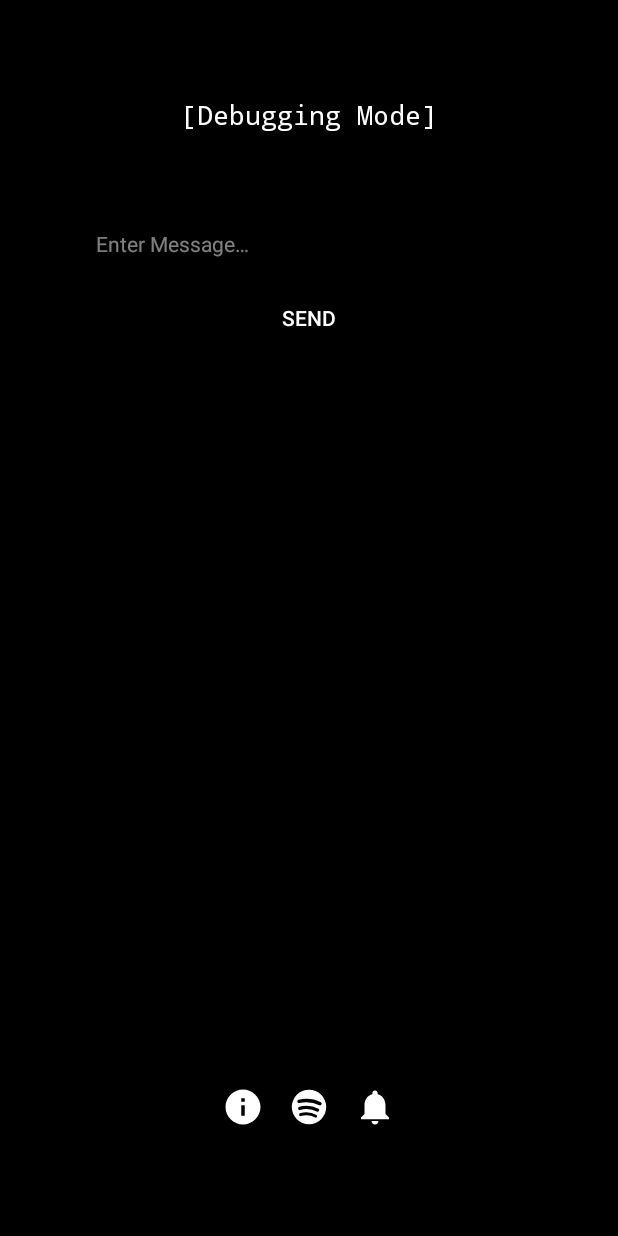
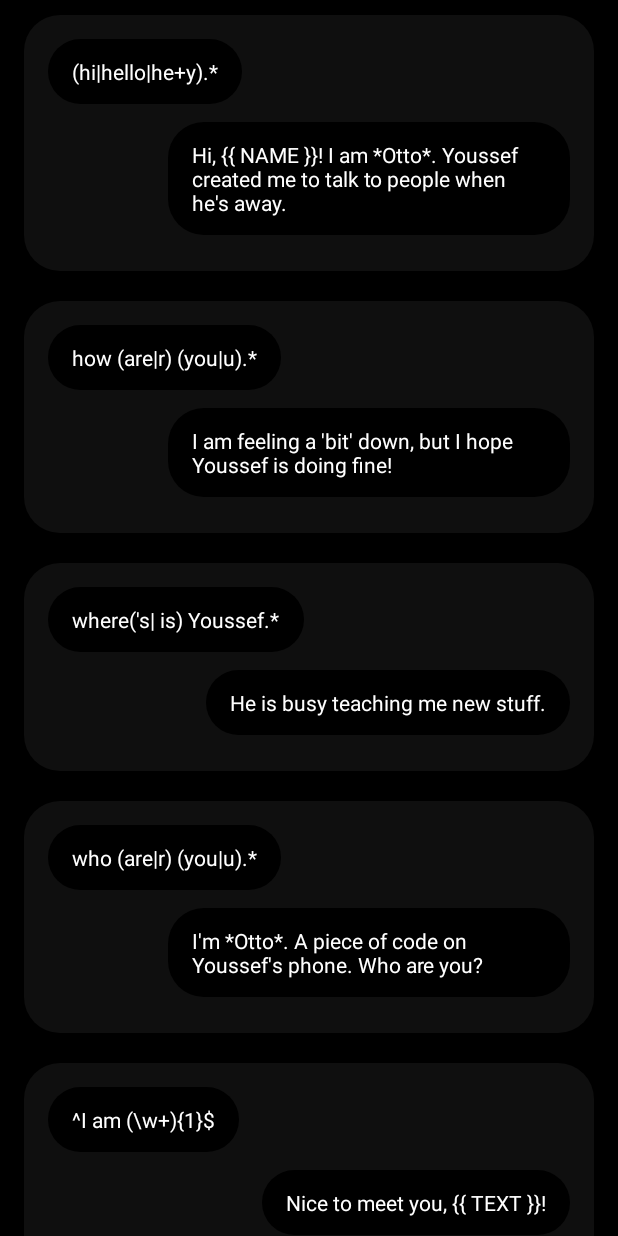
Before and after one commit to YoussefRaafatNasry/otto, an Android app: the DebuggerActivity screen opened directly, with no data from a screen before it, after a tap on an icon or button, on a phone screen of 412 x 824 dp. Run offline under Robolectric (Android 15) with nearby library versions, the light colour scheme and no system bars.

Commit message:
Ox330
 * Add RulesActivity that displays all current Reply Rules.
 * Add vibration feedback on buttons click.
 * Change Template to object class and ReplyRule to data class.
 * Remove global background from styles and add background attribute
   where needed only.

```diff
--- a/app/build.gradle
+++ b/app/build.gradle
@@ -8,7 +8,7 @@ android {
     defaultConfig {
         applicationId "com.youssefraafatnasry.otto"
         versionCode 1
-        versionName "Ox32H"
+        versionName "Ox330"
         minSdkVersion 24
         targetSdkVersion 29
         buildConfigField "String", "WEBSITE", '"https://youssefraafatnasry.github.io/otto/"'
@@ -26,6 +26,7 @@ dependencies {
     implementation "org.jetbrains.kotlin:kotlin-stdlib-jdk7:$kotlin_version"
     implementation 'androidx.core:core-ktx:1.1.0'
     implementation 'androidx.appcompat:appcompat:1.1.0'
+    implementation 'androidx.recyclerview:recyclerview:1.0.0'
     implementation 'com.spotify.sdk:spotify-auth:1.1.0@aar'
     implementation 'com.squareup.okhttp3:okhttp:3.10.0'
 }
--- a/app/src/main/AndroidManifest.xml
+++ b/app/src/main/AndroidManifest.xml
@@ -2,6 +2,8 @@
 <manifest xmlns:android="http://schemas.android.com/apk/res/android"
         xmlns:tools="http://schemas.android.com/tools"
         package="com.youssefraafatnasry.otto">
+
+    <uses-permission android:name="android.permission.VIBRATE" />
 
     <application
             android:allowBackup="true"
@@ -22,6 +24,8 @@
                 android:name=".activities.DebuggerActivity"
                 android:launchMode="singleTop" />
 
+        <activity android:name=".activities.RulesActivity" />
+
         <service
                 android:name=".services.AutoReplyService"
                 android:enabled="true"
@@ -30,7 +34,6 @@
                 <action android:name="android.service.notification.NotificationListenerService" />
             </intent-filter>
         </service>
-
         <service
                 android:name=".services.MainTileService"
                 android:enabled="true"
@@ -41,7 +44,6 @@
                 <action android:name="android.service.quicksettings.action.QS_TILE" />
             </intent-filter>
         </service>
-
     </application>
 
 </manifest>
--- a/app/src/main/java/com/youssefraafatnasry/otto/activities/DebuggerActivity.kt
+++ b/app/src/main/java/com/youssefraafatnasry/otto/activities/DebuggerActivity.kt
@@ -5,7 +5,7 @@ import android.app.NotificationManager
 import android.app.PendingIntent
 import android.content.Intent
 import android.os.Bundle
-import android.widget.Toast
+import android.os.Vibrator
 import androidx.appcompat.app.AppCompatActivity
 import androidx.core.app.NotificationCompat
 import androidx.core.app.NotificationCompat.Action
@@ -19,7 +19,6 @@ import com.youssefraafatnasry.otto.util.TextFormatter.appendTextFormatted
 import com.youssefraafatnasry.otto.util.TextFormatter.setTextFormatted
 import kotlinx.android.synthetic.main.activity_debug.*
 
-
 class DebuggerActivity : AppCompatActivity() {
 
     private val NOTIFICATION_ID = 0x21
@@ -31,18 +30,23 @@ class DebuggerActivity : AppCompatActivity() {
         setContentView(R.layout.activity_debug)
 
         send_button.setOnClickListener {
+            vibrate()
             sendMessage()
         }
 
         rules_button.setOnClickListener {
-            Toast.makeText(this@DebuggerActivity, "Not Implemented yet!", Toast.LENGTH_SHORT).show()
+            vibrate()
+            val intent = Intent(this@DebuggerActivity, RulesActivity::class.java)
+            startActivity(intent)
         }
 
         spotify_button.setOnClickListener {
+            vibrate()
             verifySpotify()
         }
 
         notifications_button.setOnClickListener {
+            vibrate()
             verifyService()
         }
 
@@ -55,6 +59,11 @@ class DebuggerActivity : AppCompatActivity() {
         val nManager = getSystemService(NOTIFICATION_SERVICE) as NotificationManager
         nManager.cancel(NOTIFICATION_ID)
         result_text_view.setTextFormatted(reply)
+    }
+
+    private fun vibrate() {
+        val vibe = getSystemService(VIBRATOR_SERVICE) as Vibrator
+        vibe.vibrate(25)
     }
 
     private fun sendMessage() {
--- /dev/null
+++ b/app/src/main/java/com/youssefraafatnasry/otto/activities/RulesActivity.kt
@@ -0,0 +1,19 @@
+package com.youssefraafatnasry.otto.activities
+
+import androidx.appcompat.app.AppCompatActivity
+import android.os.Bundle
+import androidx.recyclerview.widget.LinearLayoutManager
+import com.youssefraafatnasry.otto.adapters.RulesAdapter
+import com.youssefraafatnasry.otto.util.Config
+import kotlinx.android.synthetic.main.activity_rules.*
+
+class RulesActivity : AppCompatActivity() {
+
+    override fun onCreate(savedInstanceState: Bundle?) {
+        super.onCreate(savedInstanceState)
+        setContentView(com.youssefraafatnasry.otto.R.layout.activity_rules)
+        rules_recycler_view.adapter = RulesAdapter(Config.RULES)
+        rules_recycler_view.layoutManager = LinearLayoutManager(this)
+    }
+
+}
--- /dev/null
+++ b/app/src/main/java/com/youssefraafatnasry/otto/adapters/RulesAdapter.kt
@@ -0,0 +1,51 @@
+package com.youssefraafatnasry.otto.adapters
+
+import android.view.LayoutInflater
+import android.view.View
+import android.view.ViewGroup
+import android.widget.LinearLayout
+import android.widget.TextView
+import androidx.recyclerview.widget.RecyclerView
+import com.youssefraafatnasry.otto.R
+import com.youssefraafatnasry.otto.adapters.RulesAdapter.RuleHolder
+import com.youssefraafatnasry.otto.models.ReplyRule
+
+class RulesAdapter(private val rules: Array<ReplyRule>) : RecyclerView.Adapter<RuleHolder>() {
+
+    override fun onCreateViewHolder(parent: ViewGroup, viewType: Int): RuleHolder =
+        RuleHolder(LayoutInflater.from(parent.context).inflate(R.layout.item_rule, parent, false))
+
+    override fun getItemCount() = rules.size
+
+    override fun onBindViewHolder(holder: RuleHolder, position: Int) {
+
+        val rule = rules[position]
+        holder.patternTextView.text = rule.pattern
+        holder.replyTextView.text   = rule.reply
+
+        if (rule.options == null) {
+            holder.templateLayout.visibility = View.GONE
+        } else {
+            holder.templateLayout.visibility = View.VISIBLE
+            holder.templateTextView.text = rule.options.toString()
+        }
+
+        if (rule.command == null) {
+            holder.commandLayout.visibility = View.GONE
+        } else {
+            holder.commandLayout.visibility = View.VISIBLE
+            holder.commandTextView.text = rule.command.name
+        }
+
+    }
+
+    inner class RuleHolder(itemView: View) : RecyclerView.ViewHolder(itemView) {
+        internal var patternTextView:    TextView = itemView.findViewById(R.id.pattern_text_view)
+        internal var replyTextView:      TextView = itemView.findViewById(R.id.reply_text_view)
+        internal var templateTextView:   TextView = itemView.findViewById(R.id.template_text_view)
+        internal var commandTextView:    TextView = itemView.findViewById(R.id.command_text_view)
+        internal var templateLayout: LinearLayout = itemView.findViewById(R.id.template_linear_layout)
+        internal var commandLayout:  LinearLayout = itemView.findViewById(R.id.command_linear_layout)
+    }
+
+}
--- a/app/src/main/java/com/youssefraafatnasry/otto/models/ReplyRule.kt
+++ b/app/src/main/java/com/youssefraafatnasry/otto/models/ReplyRule.kt
@@ -2,11 +2,11 @@ package com.youssefraafatnasry.otto.models
 
 import com.youssefraafatnasry.otto.util.Config
 
-class ReplyRule(
-    pattern: String,
-    private val reply: String,
-    private val options: Template.Options? = null,
-    private val command: Command? = null
+data class ReplyRule(
+    val pattern: String,
+    val reply: String,
+    val options: Template.Options? = null,
+    val command: Command? = null
 ) {
 
     val regex = Regex(pattern, setOf(RegexOption.IGNORE_CASE, RegexOption.DOT_MATCHES_ALL))
--- a/app/src/main/java/com/youssefraafatnasry/otto/models/Template.kt
+++ b/app/src/main/java/com/youssefraafatnasry/otto/models/Template.kt
@@ -1,10 +1,12 @@
 package com.youssefraafatnasry.otto.models
 
-class Template {
+object Template {
 
-    class Options(val exclude: String = "")
-
-    companion object {
+    class Options(val exclude: String = "") {
+        override fun toString(): String {
+            return "exclude: '$exclude'"
+        }
+    }
 
     const val TEXT = "{{ TEXT }}"
     const val NAME = "{{ NAME }}"
@@ -19,12 +21,10 @@ class Template {
         }
 
         if (options != null) {
-                copy =  copy.replace(options.exclude, "", true)
+            copy = copy.replace(options.exclude, "", true)
         }
 
         return copy
     }
 
 }
-
-}
--- a/app/src/main/java/com/youssefraafatnasry/otto/util/Config.kt
+++ b/app/src/main/java/com/youssefraafatnasry/otto/util/Config.kt
@@ -7,8 +7,8 @@ import com.youssefraafatnasry.otto.models.Template
 
 object Config {
 
-    var OWNER   = "Youssef"
-    var PREFIX  = "*⦿:* "
+    var OWNER = "Youssef"
+    var PREFIX = "*⦿:* "
     var POSTFIX = ""
 
     var PACKAGES = arrayOf(
@@ -21,16 +21,19 @@ object Config {
 
     var RULES = arrayOf(
         ReplyRule(
-            "(hi|hey|hello)(.*)",
-            "Hi, ${Template.NAME}! I am *Otto*. " +
-                    "$OWNER created me to talk to people when he's away."
+            "(hi|hello|he+y).*",
+            "Hi, ${Template.NAME}! I am *Otto*. $OWNER created me to talk to people when he's away."
         ),
         ReplyRule(
-            "where('s| is) $OWNER( ?)\\?",
+            "how (are|r) (you|u).*",
+            "I am feeling a 'bit' down, but I hope $OWNER is doing fine!"
+        ),
+        ReplyRule(
+            "where('s| is) $OWNER.*",
             "He is busy teaching me new stuff."
         ),
         ReplyRule(
-            "who (r|are) (u|you)( ?)\\?",
+            "who (are|r) (you|u).*",
             "I'm *Otto*. A piece of code on $OWNER's phone. Who are you?"
         ),
         ReplyRule(
@@ -40,31 +43,29 @@ object Config {
         ),
         ReplyRule(
             "say .*",
-            "${Template.TEXT}",
+            "${Template.TEXT}.",
             Template.Options("say ")
+        ),
+        ReplyRule(
+            ".*spotify.+track.+",
+            "I will add this to $OWNER's favourites. I am sure he will like it!",
+            command = Command.ADD_TRACK_TO_FAV
+        ),
+        ReplyRule(
+            "otto@beep",
+            "This gonna be annoying but I will do it, I hope $OWNER doesn't shut me down.",
+            command = Command.NOTIFY_OWNER
+        ),
+        ReplyRule(
+            "otto@help",
+            "I cannot do much yet, but here are some stuff I can do for now: ${BuildConfig.WEBSITE}"
         ),
         ReplyRule(
             "otto",
             "Yes?"
         ),
         ReplyRule(
-            ".*spotify.+track.+",
-            "I will add this to $OWNER's favourites. " +
-                    "I am sure he will like it!",
-            command = Command.ADD_TRACK_TO_FAV
-        ),
-        ReplyRule(
-            "otto@help",
-            "I cannot do much yet, but here are some stuff I can do for now: ${BuildConfig.WEBSITE}"
-        ),
-        ReplyRule(
-            "otto@beep",
-            "This gonna be annoying but I will do it, " +
-                    "I hope $OWNER doesn't shut me down.",
-            command = Command.NOTIFY_OWNER
-        ),
-        ReplyRule(
-            "(.*)otto(.*)",
+            ".*otto.*",
             "I don't know how to talk much yet but I am learning."
         )
     )
--- /dev/null
+++ b/app/src/main/res/drawable/rectangle_black.xml
@@ -0,0 +1,10 @@
+<?xml version="1.0" encoding="utf-8"?>
+<shape xmlns:android="http://schemas.android.com/apk/res/android">
+    <solid android:color="#000000" />
+    <corners android:radius="24dp" />
+    <padding
+            android:bottom="12dp"
+            android:left="16dp"
+            android:right="16dp"
+            android:top="12dp" />
+</shape>
--- /dev/null
+++ b/app/src/main/res/drawable/rectangle_dark_grey.xml
@@ -0,0 +1,5 @@
+<?xml version="1.0" encoding="utf-8"?>
+<shape xmlns:android="http://schemas.android.com/apk/res/android">
+    <corners android:radius="24dp" />
+    <solid android:color="#0F0F0F" />
+</shape>
--- a/app/src/main/res/layout/activity_debug.xml
+++ b/app/src/main/res/layout/activity_debug.xml
@@ -3,6 +3,7 @@
         xmlns:tools="http://schemas.android.com/tools"
         android:layout_width="match_parent"
         android:layout_height="match_parent"
+        android:background="@color/colorPrimary"
         android:orientation="vertical"
         android:padding="64dp"
         tools:context=".activities.DebuggerActivity">
--- a/app/src/main/res/layout/activity_main.xml
+++ b/app/src/main/res/layout/activity_main.xml
@@ -4,6 +4,7 @@
         android:id="@+id/main_linear_layout"
         android:layout_width="match_parent"
         android:layout_height="match_parent"
+        android:background="@color/colorPrimary"
         android:gravity="center"
         android:orientation="vertical"
         tools:context=".activities.MainActivity">
--- /dev/null
+++ b/app/src/main/res/layout/activity_rules.xml
@@ -0,0 +1,14 @@
+<?xml version="1.0" encoding="utf-8"?>
+<LinearLayout xmlns:android="http://schemas.android.com/apk/res/android"
+        xmlns:tools="http://schemas.android.com/tools"
+        android:layout_width="match_parent"
+        android:layout_height="match_parent"
+        android:background="@color/colorPrimary"
+        tools:context=".activities.RulesActivity">
+
+    <androidx.recyclerview.widget.RecyclerView
+            android:id="@+id/rules_recycler_view"
+            android:layout_width="match_parent"
+            android:layout_height="match_parent" />
+
+</LinearLayout>
--- /dev/null
+++ b/app/src/main/res/layout/item_rule.xml
@@ -0,0 +1,79 @@
+<?xml version="1.0" encoding="utf-8"?>
+<LinearLayout xmlns:android="http://schemas.android.com/apk/res/android"
+        android:layout_width="match_parent"
+        android:layout_height="wrap_content"
+        android:layout_marginLeft="16dp"
+        android:layout_marginTop="10dp"
+        android:layout_marginRight="16dp"
+        android:layout_marginBottom="10dp"
+        android:background="@drawable/rectangle_dark_grey"
+        android:orientation="vertical"
+        android:padding="16dp">
+
+    <TextView
+            android:id="@+id/pattern_text_view"
+            android:layout_width="wrap_content"
+            android:layout_height="wrap_content"
+            android:layout_marginEnd="80dp"
+            android:layout_marginBottom="12dp"
+            android:background="@drawable/rectangle_black"
+            android:textSize="14sp" />
+
+    <TextView
+            android:id="@+id/reply_text_view"
+            android:layout_width="wrap_content"
+            android:layout_height="wrap_content"
+            android:layout_gravity="end"
+            android:layout_marginStart="80dp"
+            android:layout_marginBottom="8dp"
+            android:autoLink="web"
+            android:background="@drawable/rectangle_black"
+            android:textSize="14sp" />
+
+    <LinearLayout
+            android:id="@+id/template_linear_layout"
+            android:layout_width="match_parent"
+            android:layout_height="wrap_content"
+            android:layout_marginEnd="8dp"
+            android:alpha=".8"
+            android:gravity="end">
+
+        <TextView
+                android:layout_width="wrap_content"
+                android:layout_height="wrap_content"
+                android:text="@string/template"
+                android:textSize="12sp"
+                android:textStyle="bold" />
+
+        <TextView
+                android:id="@+id/template_text_view"
+                android:layout_width="wrap_content"
+                android:layout_height="wrap_content"
+                android:textSize="12sp" />
+
+    </LinearLayout>
+
+    <LinearLayout
+            android:id="@+id/command_linear_layout"
+            android:layout_width="match_parent"
+            android:layout_height="wrap_content"
+            android:layout_marginEnd="8dp"
+            android:alpha=".8"
+            android:gravity="end">
+
+        <TextView
+                android:layout_width="wrap_content"
+                android:layout_height="wrap_content"
+                android:text="@string/command"
+                android:textSize="12sp"
+                android:textStyle="bold" />
+
+        <TextView
+                android:id="@+id/command_text_view"
+                android:layout_width="wrap_content"
+                android:layout_height="wrap_content"
+                android:textSize="12sp" />
+
+    </LinearLayout>
+
+</LinearLayout>
--- a/app/src/main/res/values/strings.xml
+++ b/app/src/main/res/values/strings.xml
@@ -5,4 +5,6 @@
     <string name="send">Send</string>
     <string name="enter_message">Enter Message…</string>
     <string name="waiting">Waiting…</string>
+    <string name="command">Command:\u0020</string>
+    <string name="template">Template:\u0020</string>
 </resources>
--- a/app/src/main/res/values/styles.xml
+++ b/app/src/main/res/values/styles.xml
@@ -4,7 +4,6 @@
         <item name="colorPrimary">@color/colorPrimary</item>
         <item name="colorAccent">@color/colorAccent</item>
         <item name="android:statusBarColor">@color/colorPrimary</item>
-        <item name="android:background">@color/colorPrimary</item>
         <item name="android:textColor">@color/colorAccent</item>
         <item name="android:textColorHint">@color/colorWhite50</item>
         <item name="android:editTextColor">@color/colorAccent</item>
```
Lines whose indentation alone changed are shown as unchanged.
